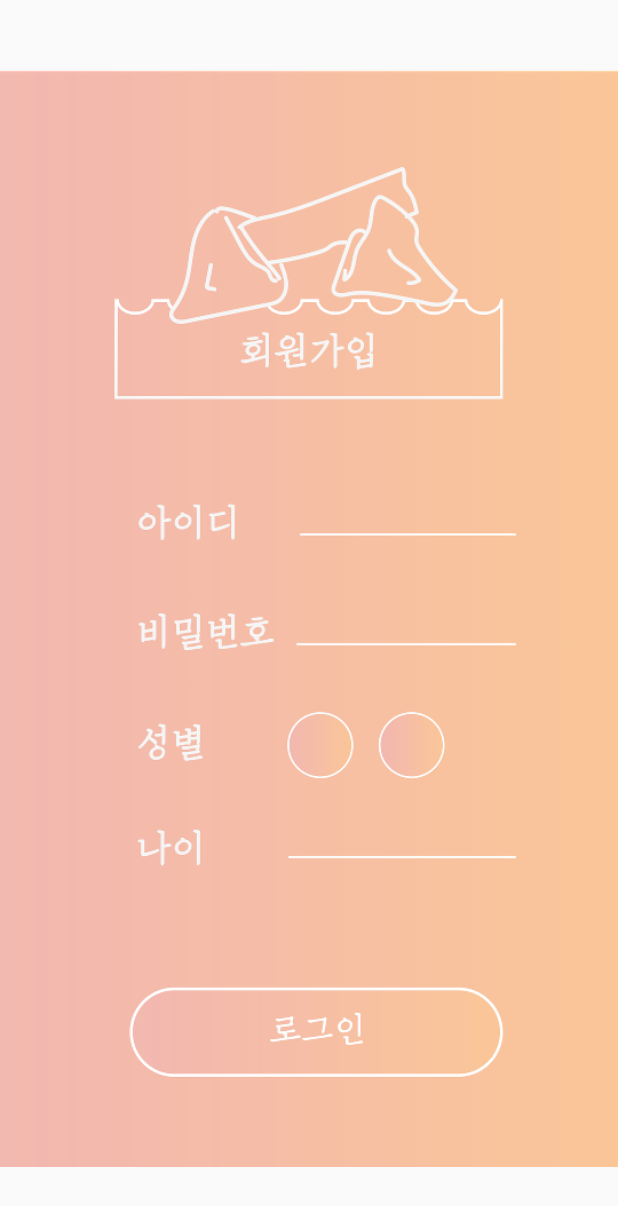
After one commit to CookieTeam/Cookie, an Android app: the SignUpActivity screen opened directly, with no data from a screen before it, on a phone screen of 412 x 824 dp. The commit adds this screen. Shown: the top 1206 px of the screen. Run offline under Robolectric (Android 15) with nearby library versions, the phone set to English and light mode, and no system bars.

Commit message:
main -> signup

```diff
--- a/app/build.gradle
+++ b/app/build.gradle
@@ -19,13 +19,15 @@ android {
     }
 }
 
+
 dependencies {
     compile fileTree(dir: 'libs', include: ['*.jar'])
     androidTestCompile('com.android.support.test.espresso:espresso-core:2.2.2', {
         exclude group: 'com.android.support', module: 'support-annotations'
     })
     compile 'com.android.support:appcompat-v7:25.1.0'
-    testCompile 'junit:junit:4.12'
     compile 'com.wang.avi:library:2.1.3'
     compile 'com.facebook.android:facebook-android-sdk:[4,5)'
+    compile 'com.android.support:support-v4:25.1.0'
+    testCompile 'junit:junit:4.12'
 }
--- /dev/null
+++ b/app/src/main/java/hackathonbark/com/cookie/SignUpActivity.java
@@ -0,0 +1,13 @@
+package hackathonbark.com.cookie;
+
+import android.support.v7.app.AppCompatActivity;
+import android.os.Bundle;
+
+public class SignUpActivity extends AppCompatActivity {
+
+    @Override
+    protected void onCreate(Bundle savedInstanceState) {
+        super.onCreate(savedInstanceState);
+        setContentView(R.layout.activity_sign_up);
+    }
+}
--- /dev/null
+++ b/app/src/main/res/layout/activity_sign_up.xml
@@ -0,0 +1,16 @@
+<?xml version="1.0" encoding="utf-8"?>
+<AbsoluteLayout xmlns:android="http://schemas.android.com/apk/res/android"
+    xmlns:tools="http://schemas.android.com/tools"
+    android:id="@+id/activity_sign_up"
+    android:layout_width="match_parent"
+    android:layout_height="match_parent"
+    tools:context="hackathonbark.com.cookie.SignUpActivity">
+
+    <ImageView
+        android:layout_width="match_parent"
+        android:layout_height="match_parent"
+        android:id="@+id/imageView"
+        android:layout_alignParentTop="true"
+        android:layout_alignParentStart="true"
+        android:src="@drawable/w6"/>
+</AbsoluteLayout>
--- a/app/src/main/res/values/colors.xml
+++ b/app/src/main/res/values/colors.xml
@@ -3,4 +3,6 @@
     <color name="colorPrimary">#3F51B5</color>
     <color name="colorPrimaryDark">#303F9F</color>
     <color name="colorAccent">#FF4081</color>
+
+    <color name="black_overlay">#66000000</color>
 </resources>
--- a/app/src/main/res/values/strings.xml
+++ b/app/src/main/res/values/strings.xml
@@ -1,4 +1,8 @@
 <resources>
     <string name="app_name">Cookie</string>
     <string name="facebook_app_id">433073117052037</string>
+
+    <string name="title_activity_sign_up">SignUpActivity</string>
+    <string name="dummy_button">Dummy Button</string>
+    <string name="dummy_content">DUMMY\nCONTENT</string>
 </resources>
--- a/app/src/main/res/values/styles.xml
+++ b/app/src/main/res/values/styles.xml
@@ -8,4 +8,23 @@
         <item name="colorAccent">@color/colorAccent</item>
     </style>
 
+    <style name="Theme.AppCompat.Light.NoActionBar.FullScreen" parent="@style/Theme.AppCompat.Light">
+        <item name="windowNoTitle">true</item>
+        <item name="windowActionBar">false</item>
+        <item name="android:windowFullscreen">true</item>
+        <item name="android:windowContentOverlay">@null</item>
+    </style>
+
+    <style name="FullscreenTheme" parent="AppTheme">
+        <item name="android:actionBarStyle">@style/FullscreenActionBarStyle</item>
+        <item name="android:windowActionBarOverlay">true</item>
+        <item name="android:windowBackground">@null</item>
+        <item name="metaButtonBarStyle">?android:attr/buttonBarStyle</item>
+        <item name="metaButtonBarButtonStyle">?android:attr/buttonBarButtonStyle</item>
+    </style>
+
+    <style name="FullscreenActionBarStyle" parent="Widget.AppCompat.ActionBar">
+        <item name="android:background">@color/black_overlay</item>
+    </style>
+
 </resources>
```
Also changed, not shown: app/src/main/AndroidManifest.xml (+16 -3 lines), app/src/main/java/hackathonbark/com/cookie/MainActivity.java (+37 -28 lines), app/src/main/res/layout/activity_main.xml (+21 -26 lines), app/src/main/res/values/attrs.xml (added, +12 -0 lines), app/src/main/res/drawable-xxhdpi/w1.png (added), app/src/main/res/drawable-xxhdpi/w2.png (added), app/src/main/res/drawable-xxhdpi/w3.png (added), app/src/main/res/drawable-xxhdpi/w4.png (added), app/src/main/res/drawable-xxhdpi/w5.png (added), app/src/main/res/drawable-xxhdpi/w6.png (added), app/src/main/res/drawable-xxhdpi/w7.png (added).
